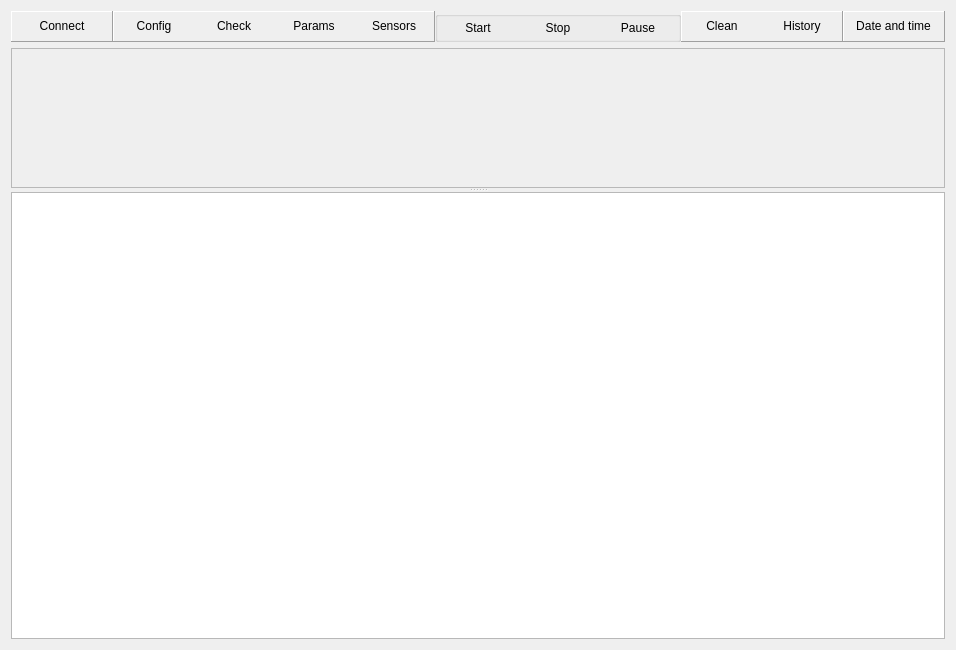
Above: gui/mainwindow.ui from Shmuma/grain-watering before the change. Below: the same form after it.
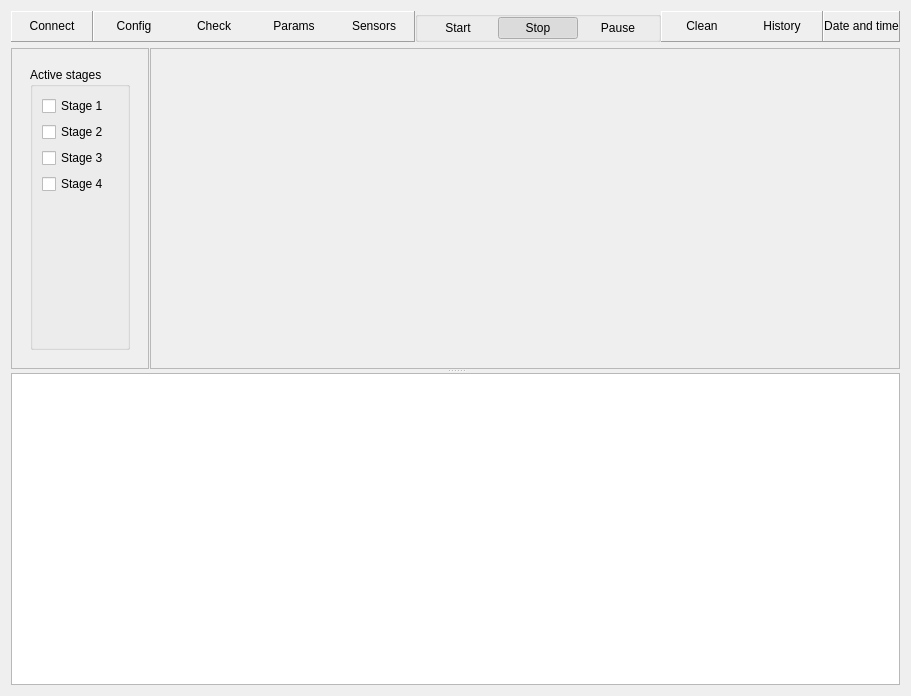
That is the form after the change. The open tabs and pages were chosen to show the change. Custom widgets are drawn as their Qt base class.

Commit message: Implemented first config page (config tool button).

Diff of the .ui file:
```diff
--- a/gui/mainwindow.ui
+++ b/gui/mainwindow.ui
@@ -5,8 +5,8 @@
    <rect>
     <x>0</x>
     <y>0</y>
-    <width>956</width>
-    <height>650</height>
+    <width>794</width>
+    <height>696</height>
    </rect>
   </property>
   <property name="windowTitle" >
@@ -182,6 +182,9 @@
           <property name="checkable" >
            <bool>true</bool>
           </property>
+          <property name="checked" >
+           <bool>true</bool>
+          </property>
           <property name="autoExclusive" >
            <bool>true</bool>
           </property>
@@ -312,26 +315,174 @@
      <property name="orientation" >
       <enum>Qt::Vertical</enum>
      </property>
-     <widget class="QFrame" name="frame_2" >
-      <property name="frameShape" >
-       <enum>QFrame::StyledPanel</enum>
-      </property>
-      <property name="frameShadow" >
-       <enum>QFrame::Raised</enum>
-      </property>
-      <layout class="QVBoxLayout" >
+     <widget class="QWidget" name="" >
+      <layout class="QHBoxLayout" >
+       <property name="spacing" >
+        <number>1</number>
+       </property>
        <item>
-        <spacer>
-         <property name="orientation" >
-          <enum>Qt::Vertical</enum>
+        <widget class="QFrame" name="settingsPanel" >
+         <property name="frameShape" >
+          <enum>QFrame::StyledPanel</enum>
          </property>
-         <property name="sizeHint" >
-          <size>
-           <width>20</width>
-           <height>40</height>
-          </size>
+         <property name="frameShadow" >
+          <enum>QFrame::Raised</enum>
          </property>
-        </spacer>
+         <layout class="QVBoxLayout" >
+          <item>
+           <widget class="QStackedWidget" name="stackedWidget" >
+            <property name="sizePolicy" >
+             <sizepolicy vsizetype="Preferred" hsizetype="Maximum" >
+              <horstretch>0</horstretch>
+              <verstretch>0</verstretch>
+             </sizepolicy>
+            </property>
+            <property name="currentIndex" >
+             <number>2</number>
+            </property>
+            <widget class="QWidget" name="config" >
+             <layout class="QVBoxLayout" >
+              <item>
+               <widget class="QGroupBox" name="groupBox_2" >
+                <property name="title" >
+                 <string>Active stages</string>
+                </property>
+                <layout class="QVBoxLayout" >
+                 <item>
+                  <widget class="QCheckBox" name="checkBox_5" >
+                   <property name="text" >
+                    <string>Stage 1</string>
+                   </property>
+                  </widget>
+                 </item>
+                 <item>
+                  <widget class="QCheckBox" name="checkBox_6" >
+                   <property name="text" >
+                    <string>Stage 2</string>
+                   </property>
+                  </widget>
+                 </item>
+                 <item>
+                  <widget class="QCheckBox" name="checkBox_7" >
+                   <property name="text" >
+                    <string>Stage 3</string>
+                   </property>
+                  </widget>
+                 </item>
+                 <item>
+                  <widget class="QCheckBox" name="checkBox_8" >
+                   <property name="text" >
+                    <string>Stage 4</string>
+                   </property>
+                  </widget>
+                 </item>
+                 <item>
+                  <spacer>
+                   <property name="orientation" >
+                    <enum>Qt::Vertical</enum>
+                   </property>
+                   <property name="sizeHint" >
+                    <size>
+                     <width>20</width>
+                     <height>20</height>
+                    </size>
+                   </property>
+                  </spacer>
+                 </item>
+                </layout>
+               </widget>
+              </item>
+             </layout>
+            </widget>
+            <widget class="QWidget" name="check" />
+            <widget class="QWidget" name="sensors" >
+             <layout class="QVBoxLayout" >
+              <item>
+               <widget class="QCheckBox" name="checkBox" >
+                <property name="text" >
+                 <string>CheckBox</string>
+                </property>
+               </widget>
+              </item>
+              <item>
+               <widget class="QCheckBox" name="checkBox_2" >
+                <property name="text" >
+                 <string>CheckBox</string>
+                </property>
+               </widget>
+              </item>
+              <item>
+               <widget class="QCheckBox" name="checkBox_3" >
+                <property name="text" >
+                 <string>CheckBox</string>
+                </property>
+               </widget>
+              </item>
+              <item>
+               <widget class="QCheckBox" name="checkBox_4" >
+                <property name="text" >
+                 <string>CheckBox</string>
+                </property>
+               </widget>
+              </item>
+              <item>
+               <spacer>
+                <property name="orientation" >
+                 <enum>Qt::Vertical</enum>
+                </property>
+                <property name="sizeHint" >
+                 <size>
+                  <width>20</width>
+                  <height>40</height>
+                 </size>
+                </property>
+               </spacer>
+              </item>
+             </layout>
+            </widget>
+            <widget class="QWidget" name="params" />
+           </widget>
+          </item>
+         </layout>
+        </widget>
+       </item>
+       <item>
+        <widget class="QFrame" name="outlinePanel" >
+         <property name="frameShape" >
+          <enum>QFrame::StyledPanel</enum>
+         </property>
+         <property name="frameShadow" >
+          <enum>QFrame::Raised</enum>
+         </property>
+         <layout class="QVBoxLayout" >
+          <item>
+           <spacer>
+            <property name="orientation" >
+             <enum>Qt::Horizontal</enum>
+            </property>
+            <property name="sizeHint" >
+             <size>
+              <width>40</width>
+              <height>20</height>
+             </size>
+            </property>
+           </spacer>
+          </item>
+          <item>
+           <spacer>
+            <property name="orientation" >
+             <enum>Qt::Vertical</enum>
+            </property>
+            <property name="sizeHint" >
+             <size>
+              <width>20</width>
+              <height>40</height>
+             </size>
+            </property>
+           </spacer>
+          </item>
+         </layout>
+        </widget>
        </item>
       </layout>
      </widget>
```
The commit also changes 2 other files.
